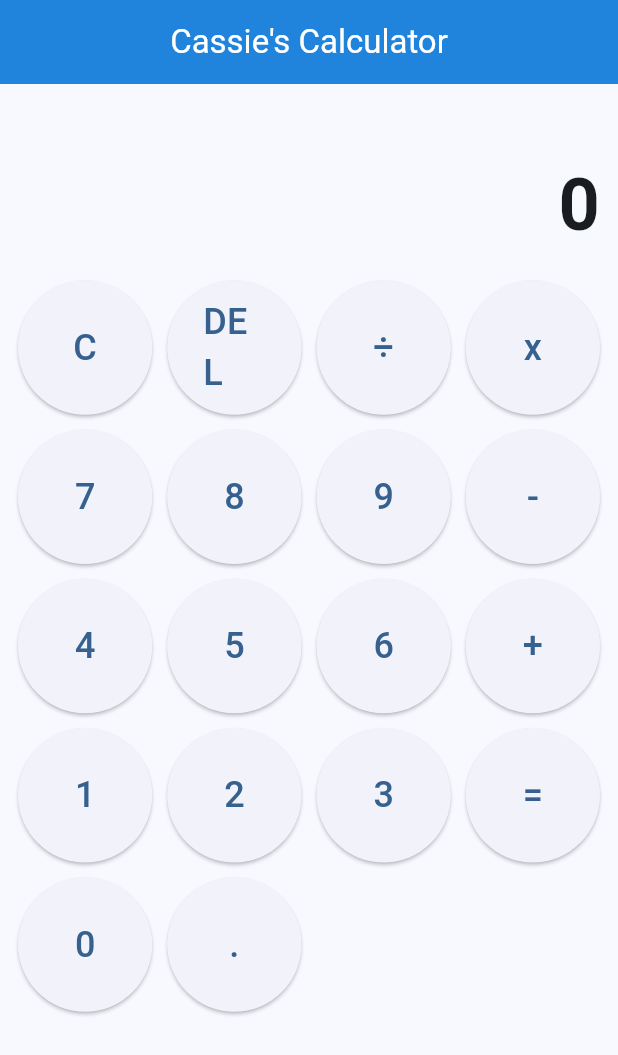
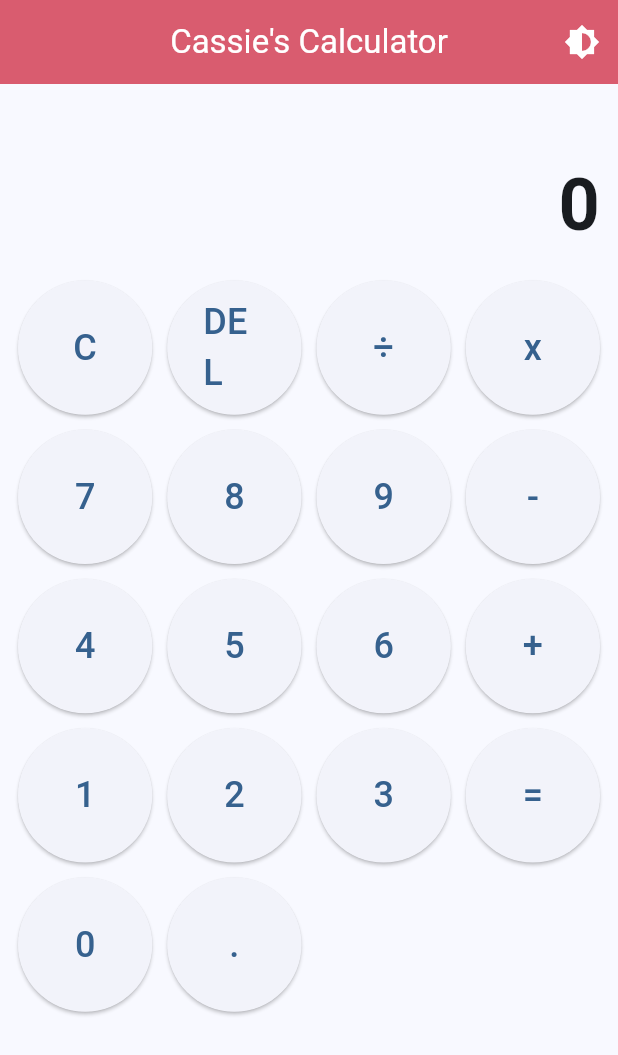
Before and after one commit to cassandrakgomez/flutter-calculator-app, a Flutter app: the screen it shows after launch, on a phone screen of 412 x 824 dp. Shown: the top 1055 px of the screen. Run offline on Flutter 3.47's test engine with Material 3 defaults, Android fonts, the phone set to English and light mode, and no system bars.

Commit message:
light / dark mode completed

```diff
--- a/lib/main.dart
+++ b/lib/main.dart
@@ -4,13 +4,20 @@ void main() {
   runApp(const MainApp());
 }
 
-class MainApp extends StatelessWidget {
+class MainApp extends StatefulWidget {
   const MainApp({super.key});
+
+  @override
+  State<MainApp> createState() => _MainAppState();
+}
+
+class _MainAppState extends State<MainApp> {
+  bool isDarkMode = false; // this should track current theme
 
   @override
   Widget build(BuildContext context) {
     return MaterialApp(
-      title: "Cassie's Calculator",
+      title: "Cassandra's Calculator",
       debugShowCheckedModeBanner: false,
       theme: ThemeData(
         colorScheme: ColorScheme.fromSeed(
@@ -18,19 +25,42 @@ class MainApp extends StatelessWidget {
           brightness: Brightness.light,
         ),
         appBarTheme: AppBarTheme(
-          backgroundColor: Colors.blue[600],
+          backgroundColor: Color(0xFFE95C6C),
           foregroundColor: Colors.white,
           centerTitle: true,
           elevation: 4,
         ),
       ),
-      home: const CalculatorPage(),
+      darkTheme: ThemeData(
+        colorScheme: ColorScheme.fromSeed(
+          seedColor: Colors.blue,
+          brightness: Brightness.dark,
+        ),
+        appBarTheme: AppBarTheme(
+          backgroundColor: Colors.grey,
+          foregroundColor: Colors.white,
+          centerTitle: true,
+          elevation: 4,
+        ),
+      ),
+      themeMode: isDarkMode ? ThemeMode.dark : ThemeMode.light,
+      home: CalculatorPage(
+        toggleTheme: _toggleTheme,
+      ),
     );
+  }
+
+  void _toggleTheme() {
+    setState(() {
+      isDarkMode = !isDarkMode;
+    });
   }
 }
 
 class CalculatorPage extends StatefulWidget {
-  const CalculatorPage({super.key});
+  final VoidCallback toggleTheme;
+
+  const CalculatorPage({super.key, required this.toggleTheme});
 
   @override
   State<CalculatorPage> createState() => _CalculatorPageState();
@@ -54,7 +84,13 @@ class _CalculatorPageState extends State<CalculatorPage> {
   @override
   Widget build(BuildContext context) {
     return Scaffold(
-      appBar: AppBar(title: const Text("Cassie's Calculator")),
+      appBar: AppBar(title: const Text("Cassie's Calculator"),
+      actions: [
+        IconButton(icon: const Icon(Icons.brightness_6),
+        onPressed: widget.toggleTheme,
+        tooltip: 'Toggle Light/Dark Mode',),
+      ],
+      ),
       body: Padding(
         padding: const EdgeInsets.all(12.0),
         child: Column(
```
